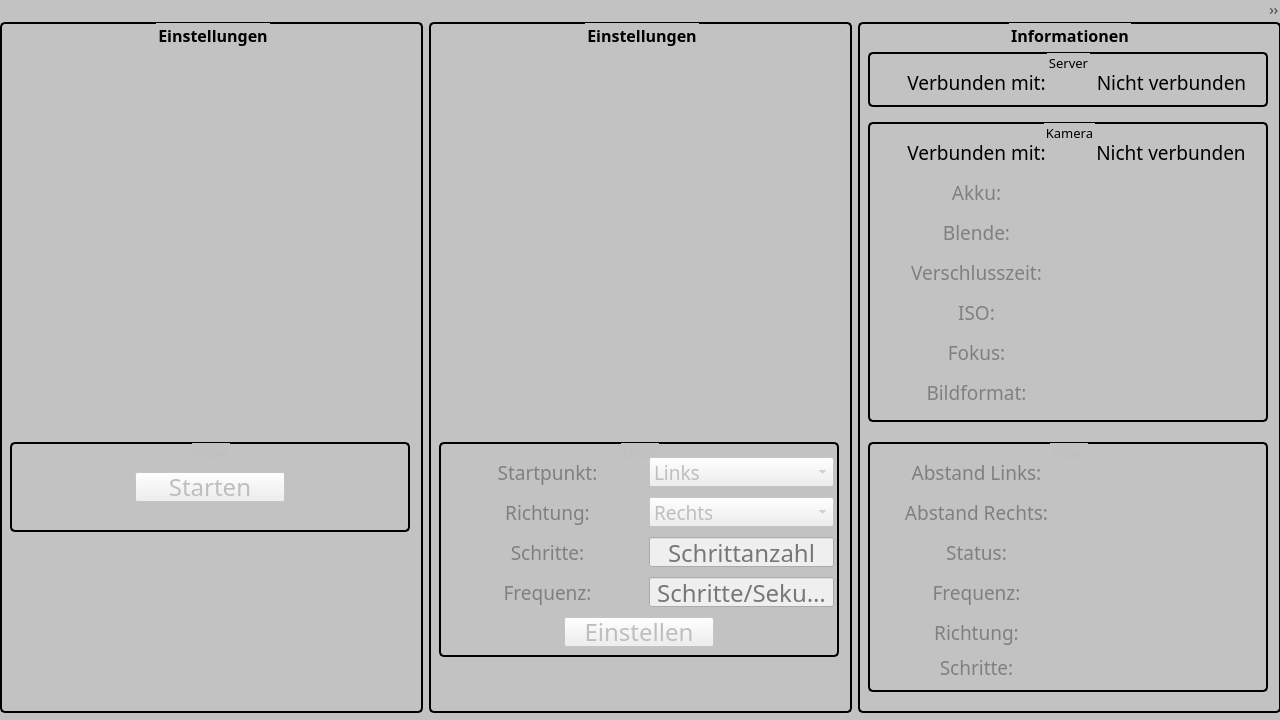
Before: the Qt Designer form UI/main_window.ui in FilipBruehl/camera_slider, drawn with Qt 5.
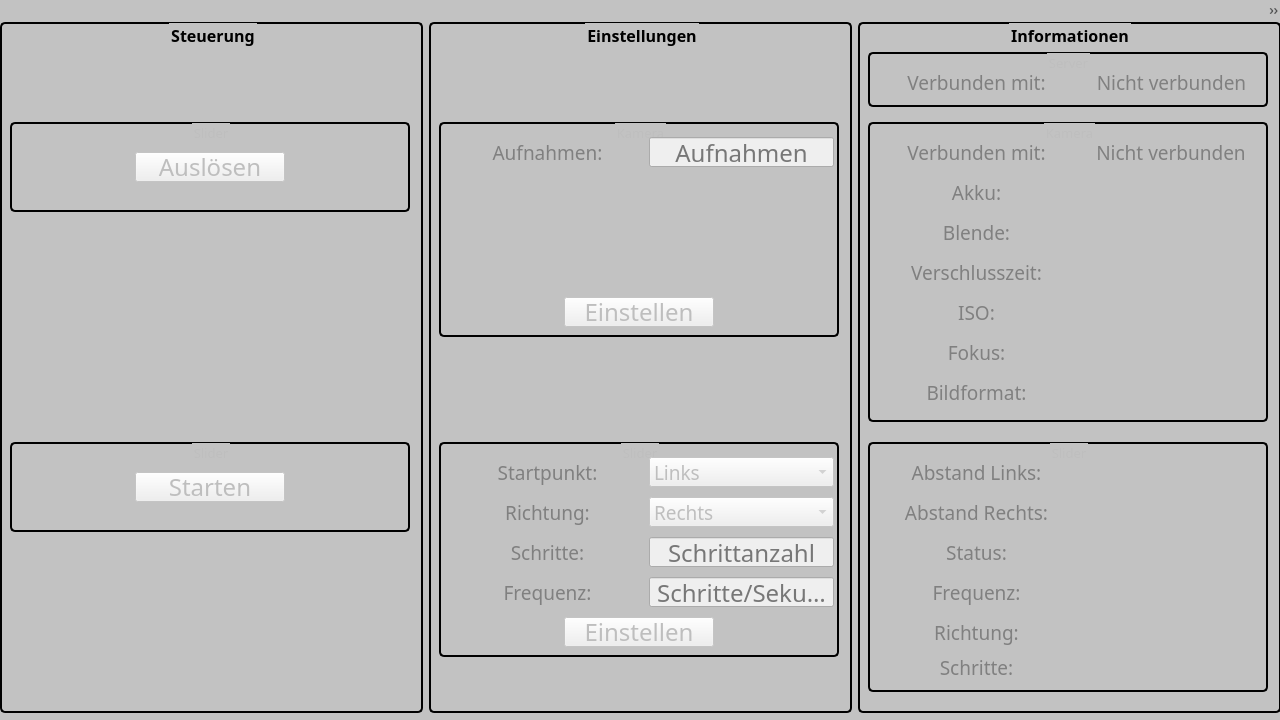
After: the same form once the commit is applied.

```diff
--- a/UI/main_window.ui
+++ b/UI/main_window.ui
@@ -120,7 +120,7 @@
           </font>
          </property>
          <property name="title">
-          <string>Einstellungen</string>
+          <string>Steuerung</string>
          </property>
          <property name="alignment">
           <set>Qt::AlignCenter</set>
@@ -178,6 +178,59 @@
            </property>
           </widget>
          </widget>
+         <widget class="QGroupBox" name="groupBox_steuerung_kamera">
+          <property name="enabled">
+           <bool>false</bool>
+          </property>
+          <property name="geometry">
+           <rect>
+            <x>10</x>
+            <y>100</y>
+            <width>400</width>
+            <height>90</height>
+           </rect>
+          </property>
+          <property name="font">
+           <font>
+            <family>Bahnschrift</family>
+            <pointsize>10</pointsize>
+           </font>
+          </property>
+          <property name="styleSheet">
+           <string notr="true"/>
+          </property>
+          <property name="title">
+           <string>Slider</string>
+          </property>
+          <property name="alignment">
+           <set>Qt::AlignCenter</set>
+          </property>
+          <widget class="QPushButton" name="pushButton_steuerung_kamera">
+           <property name="enabled">
+            <bool>false</bool>
+           </property>
+           <property name="geometry">
+            <rect>
+             <x>125</x>
+             <y>30</y>
+             <width>150</width>
+             <height>30</height>
+            </rect>
+           </property>
+           <property name="font">
+            <font>
+             <family>Bahnschrift</family>
+             <pointsize>18</pointsize>
+            </font>
+           </property>
+           <property name="text">
+            <string>Auslösen</string>
+           </property>
+           <property name="flat">
+            <bool>false</bool>
+           </property>
+          </widget>
+         </widget>
         </widget>
        </item>
       </layout>
@@ -478,6 +531,142 @@
            </property>
           </widget>
          </widget>
+         <widget class="QGroupBox" name="groupBox_settings_kamera">
+          <property name="enabled">
+           <bool>false</bool>
+          </property>
+          <property name="geometry">
+           <rect>
+            <x>10</x>
+            <y>100</y>
+            <width>400</width>
+            <height>215</height>
+           </rect>
+          </property>
+          <property name="minimumSize">
+           <size>
+            <width>400</width>
+            <height>215</height>
+           </size>
+          </property>
+          <property name="maximumSize">
+           <size>
+            <width>400</width>
+            <height>215</height>
+           </size>
+          </property>
+          <property name="font">
+           <font>
+            <family>Bahnschrift</family>
+            <pointsize>10</pointsize>
+           </font>
+          </property>
+          <property name="title">
+           <string>Kamera</string>
+          </property>
+          <property name="alignment">
+           <set>Qt::AlignCenter</set>
+          </property>
+          <widget class="QLabel" name="label_settings_kamera_takes">
+           <property name="enabled">
+            <bool>false</bool>
+           </property>
+           <property name="geometry">
+            <rect>
+             <x>15</x>
+             <y>15</y>
+             <width>187</width>
+             <height>30</height>
+            </rect>
+           </property>
+           <property name="minimumSize">
+            <size>
+             <width>187</width>
+             <height>30</height>
+            </size>
+           </property>
+           <property name="maximumSize">
+            <size>
+             <width>187</width>
+             <height>30</height>
+            </size>
+           </property>
+           <property name="font">
+            <font>
+             <family>Bahnschrift</family>
+             <pointsize>14</pointsize>
+            </font>
+           </property>
+           <property name="styleSheet">
+            <string notr="true"/>
+           </property>
+           <property name="text">
+            <string>Aufnahmen:</string>
+           </property>
+           <property name="alignment">
+            <set>Qt::AlignCenter</set>
+           </property>
+          </widget>
+          <widget class="QLineEdit" name="lineEdit_settings_kamera_takes">
+           <property name="enabled">
+            <bool>false</bool>
+           </property>
+           <property name="geometry">
+            <rect>
+             <x>210</x>
+             <y>15</y>
+             <width>185</width>
+             <height>30</height>
+            </rect>
+           </property>
+           <property name="font">
+            <font>
+             <family>Bahnschrift</family>
+             <pointsize>18</pointsize>
+            </font>
+           </property>
+           <property name="styleSheet">
+            <string notr="true"/>
+           </property>
+           <property name="text">
+            <string/>
+           </property>
+           <property name="alignment">
+            <set>Qt::AlignCenter</set>
+           </property>
+           <property name="placeholderText">
+            <string>Aufnahmen</string>
+           </property>
+          </widget>
+          <widget class="QPushButton" name="pushButton_settings_kamera">
+           <property name="enabled">
+            <bool>false</bool>
+           </property>
+           <property name="geometry">
+            <rect>
+             <x>125</x>
+             <y>175</y>
+             <width>150</width>
+             <height>30</height>
+            </rect>
+           </property>
+           <property name="font">
+            <font>
+             <family>Bahnschrift</family>
+             <pointsize>18</pointsize>
+            </font>
+           </property>
+           <property name="styleSheet">
+            <string notr="true"/>
+           </property>
+           <property name="text">
+            <string>Einstellen</string>
+           </property>
+           <property name="flat">
+            <bool>false</bool>
+           </property>
+          </widget>
+         </widget>
         </widget>
        </item>
       </layout>
@@ -510,6 +699,9 @@
           <bool>false</bool>
          </property>
          <widget class="QGroupBox" name="groupBox_info_server">
+          <property name="enabled">
+           <bool>false</bool>
+          </property>
           <property name="geometry">
            <rect>
             <x>10</x>
@@ -552,6 +744,9 @@
            <set>Qt::AlignCenter</set>
           </property>
           <widget class="QLabel" name="label_info_server">
+           <property name="enabled">
+            <bool>false</bool>
+           </property>
            <property name="geometry">
             <rect>
              <x>15</x>
@@ -577,6 +772,9 @@
            </property>
           </widget>
           <widget class="QLabel" name="label_info_server_ip">
+           <property name="enabled">
+            <bool>false</bool>
+           </property>
            <property name="geometry">
             <rect>
              <x>210</x>
@@ -603,6 +801,9 @@
           </widget>
          </widget>
          <widget class="QGroupBox" name="groupBox_info_kamera">
+          <property name="enabled">
+           <bool>false</bool>
+          </property>
           <property name="geometry">
            <rect>
             <x>10</x>
@@ -639,6 +840,9 @@
            <set>Qt::AlignCenter</set>
           </property>
           <widget class="QLabel" name="label_info_camera_name">
+           <property name="enabled">
+            <bool>false</bool>
+           </property>
            <property name="geometry">
             <rect>
              <x>15</x>
@@ -664,6 +868,9 @@
            </property>
           </widget>
           <widget class="QLabel" name="input_info_camera_name">
+           <property name="enabled">
+            <bool>false</bool>
+           </property>
            <property name="geometry">
             <rect>
              <x>210</x>
```
Left out of the diff: 35 changed lines with no effect on the pictures.
